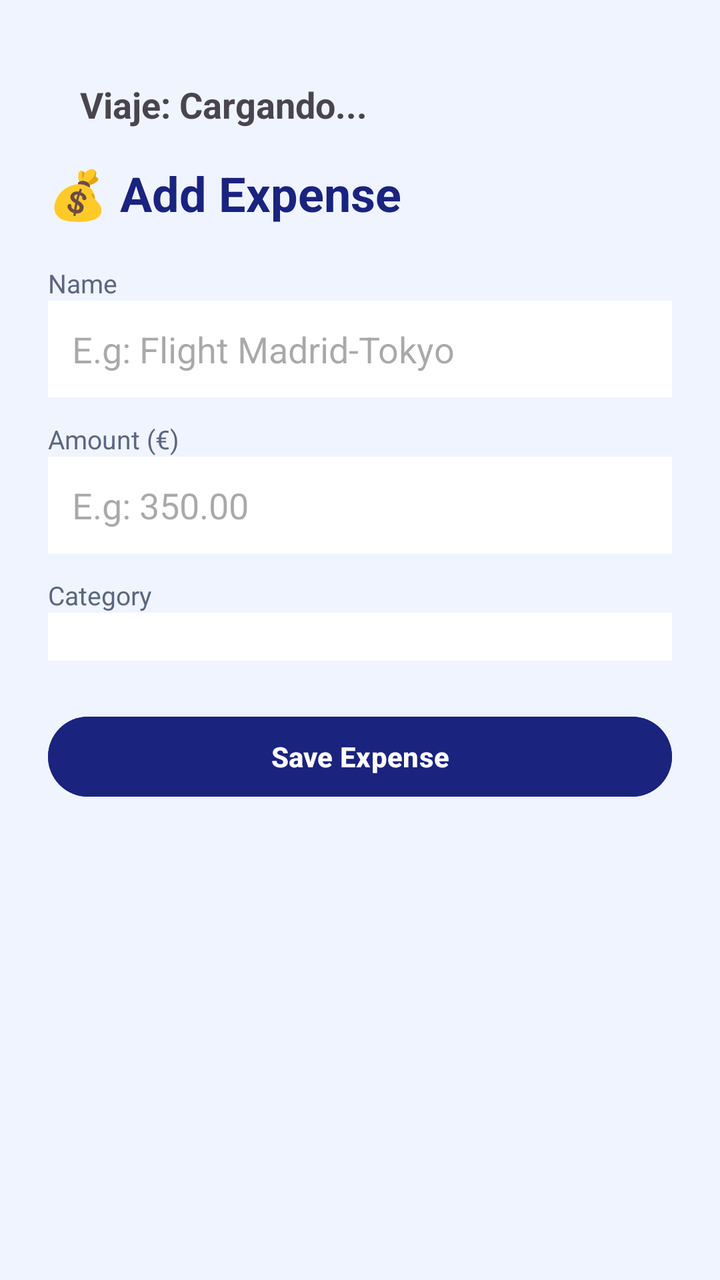
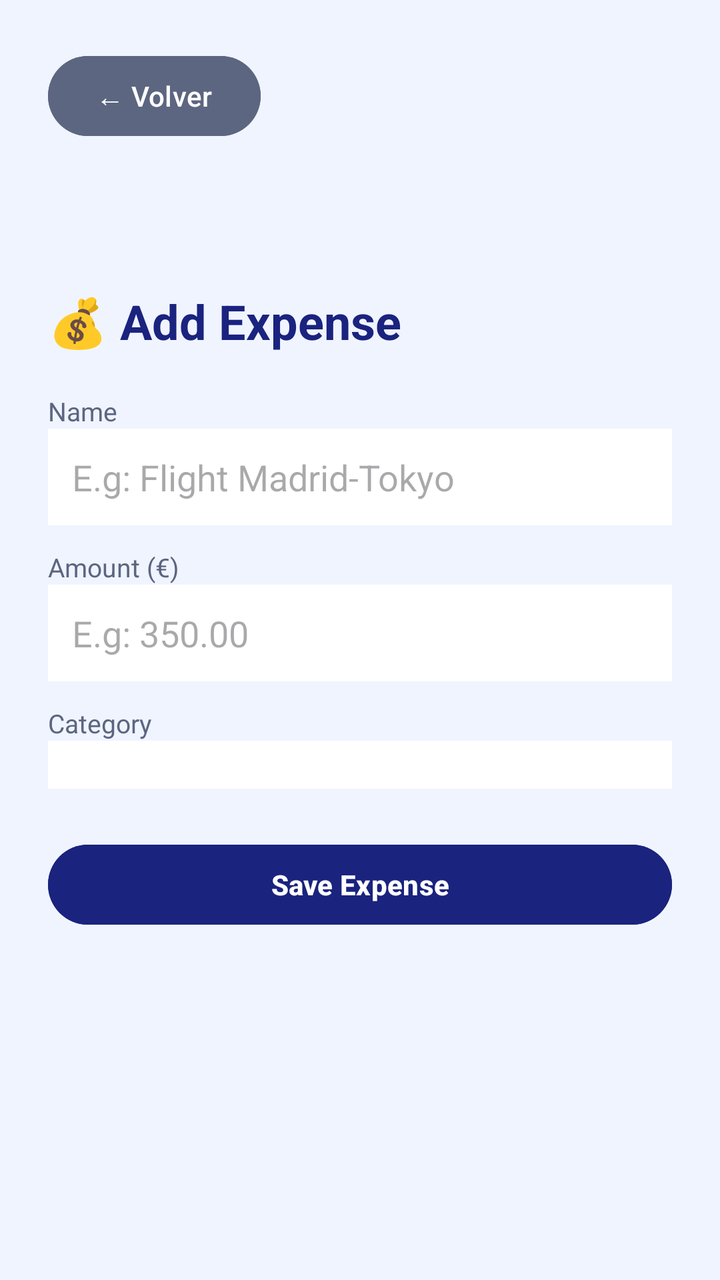

The first picture is an Android layout as it rendered before a commit; the second is the same layout after the commit. The layout source and the unified diff follow.
<!-- AndroidManifest.xml: application theme Theme.DiarioViajes -->
<!-- res/layout/activity_add_gasto.xml -->
<ScrollView xmlns:android="http://schemas.android.com/apk/res/android"
    android:layout_width="match_parent"
    android:layout_height="match_parent"
    android:background="#F0F4FF">

    <LinearLayout
        android:orientation="vertical"
        android:padding="24dp"
        android:layout_width="match_parent"
        android:layout_height="wrap_content">
        <TextView
            android:id="@+id/tvNombreViaje"
            android:layout_width="match_parent"
            android:layout_height="wrap_content"
            android:text="Viaje: Cargando..."
            android:textSize="18sp"
            android:textStyle="bold"
            android:padding="16dp"
            android:background="#F0F4FF" />

        <TextView
            android:text="@string/titulo_nuevo_gasto"
            android:textSize="24sp"
            android:textStyle="bold"
            android:textColor="#1A237E"
            android:layout_marginBottom="20dp"
            android:layout_width="wrap_content"
            android:layout_height="wrap_content"/>

        <TextView
            android:text="@string/label_nombre_gasto"
            android:textColor="#5C6680"
            android:textSize="13sp"
            android:layout_width="wrap_content"
            android:layout_height="wrap_content"/>

        <EditText
            android:id="@+id/etNombre"
            android:hint="@string/hint_nombre_gasto"
            android:background="#FFFFFF"
            android:padding="12dp"
            android:layout_marginBottom="12dp"
            android:layout_width="match_parent"
            android:layout_height="wrap_content"/>

        <TextView
            android:text="@string/label_cantidad"
            android:textColor="#5C6680"
            android:textSize="13sp"
            android:layout_width="wrap_content"
            android:layout_height="wrap_content"/>

        <EditText
            android:id="@+id/etCantidad"
            android:hint="@string/hint_cantidad"
            android:inputType="numberDecimal"
            android:background="#FFFFFF"
            android:padding="12dp"
            android:layout_marginBottom="12dp"
            android:layout_width="match_parent"
            android:layout_height="wrap_content"/>

        <TextView
            android:text="@string/label_categoria"
            android:textColor="#5C6680"
            android:textSize="13sp"
            android:layout_width="wrap_content"
            android:layout_height="wrap_content"/>

        <Spinner
            android:id="@+id/spinnerCategoria"
            android:background="#FFFFFF"
            android:padding="12dp"
            android:layout_marginBottom="24dp"
            android:layout_width="match_parent"
            android:layout_height="wrap_content"/>

        <Button
            android:id="@+id/btnGuardar"
            android:text="@string/btn_guardar_gasto"
            android:backgroundTint="#1A237E"
            android:textColor="#FFFFFF"
            android:textStyle="bold"
            android:layout_width="match_parent"
            android:layout_height="wrap_content"/>

    </LinearLayout>
</ScrollView>
<!-- resources referenced by this layout -->
<resources>
  <string name="btn_guardar_gasto">Save Expense</string>
  <string name="hint_cantidad">E.g: 350.00</string>
  <string name="hint_nombre_gasto">E.g: Flight Madrid-Tokyo</string>
  <string name="label_cantidad">Amount (€)</string>
  <string name="label_categoria">Category</string>
  <string name="label_nombre_gasto">Name</string>
  <string name="titulo_nuevo_gasto">💰 Add Expense</string>
  <style name="Theme.DiarioViajes" parent="Base.Theme.DiarioViajes" />
  <style name="Base.Theme.DiarioViajes" parent="Theme.Material3.DayNight.NoActionBar">
          
          
      </style>
</resources>

<!-- the commit's change to res/layout/activity_add_gasto.xml (unified diff, before → after) -->
@@ -8,15 +8,23 @@
         android:padding="24dp"
         android:layout_width="match_parent"
         android:layout_height="wrap_content">
+        <Button
+            android:id="@+id/btnVolver"
+            android:layout_width="wrap_content"
+            android:layout_height="wrap_content"
+            android:text="← Volver"
+            android:backgroundTint="#5C6680"
+            android:textColor="#FFFFFF"
+            android:layout_marginBottom="16dp"/>
         <TextView
             android:id="@+id/tvNombreViaje"
             android:layout_width="match_parent"
             android:layout_height="wrap_content"
-            android:text="Viaje: Cargando..."
             android:textSize="18sp"
             android:textStyle="bold"
             android:padding="16dp"
             android:background="#F0F4FF" />
+
 
         <TextView
             android:text="@string/titulo_nuevo_gasto"
